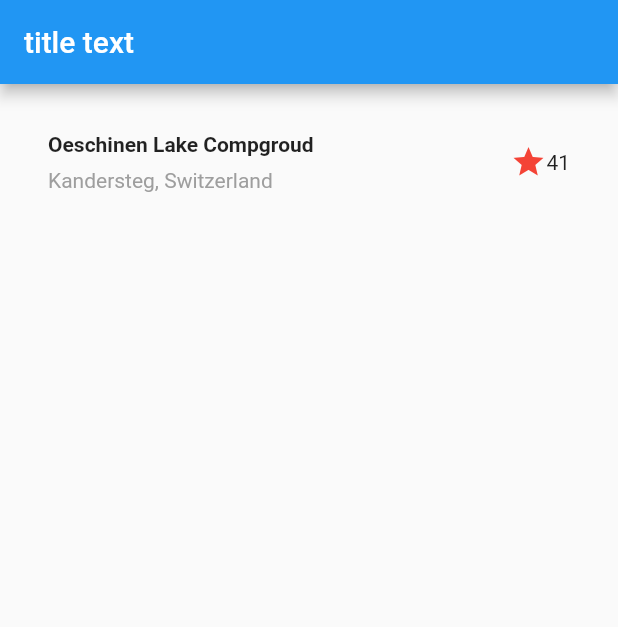
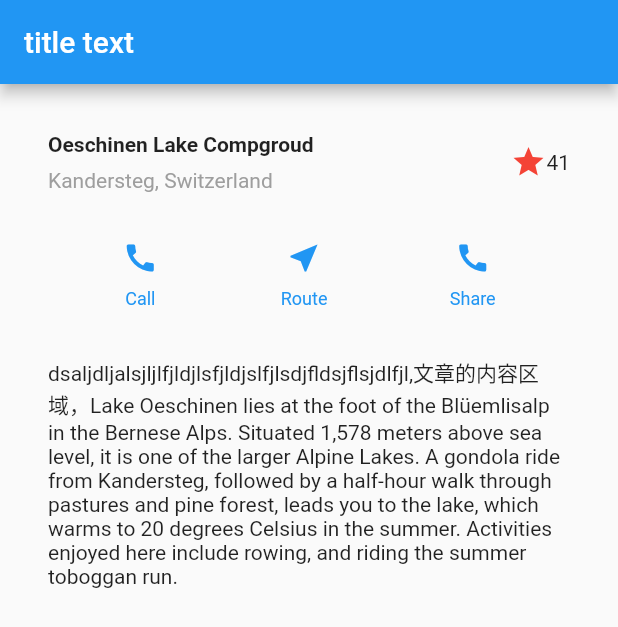
Before and after one commit to lynn8570/flutter_hello, a Flutter app: the screen it shows after launch, on a phone screen of 412 x 824 dp. Shown: the top 627 px of the screen. Run offline on Flutter 3.47's test engine with Material 2 defaults, Android fonts, the light colour scheme and no system bars.

Commit message:
添加按钮和内容区域

```diff
--- a/lib/main.dart
+++ b/lib/main.dart
@@ -42,6 +42,35 @@
   // This widget is the root of your application.
   @override
   Widget build(BuildContext context) {
+    Color color = Theme
+        .of(context)
+        .primaryColor;
+
+    Widget buttonSection = Container(
+      child: Row(
+        mainAxisAlignment: MainAxisAlignment.spaceEvenly,
+        children: <Widget>[
+          _buildButtonColumn(color, Icons.call, 'Call'),
+          _buildButtonColumn(color, Icons.near_me, 'Route'),
+          _buildButtonColumn(color, Icons.call, 'Share'),
+        ],
+      ),
+    );
+
+
+    Widget textSection = Container(padding: const EdgeInsets.all(32),
+      child: Text(
+        'dsaljdljalsjljlfjldjlsfjldjslfjlsdjfldsjflsjdlfjl,文章的内容区域，'
+            'Lake Oeschinen lies at the foot of the Blüemlisalp in the Bernese '
+            'Alps. Situated 1,578 meters above sea level, it is one of the '
+            'larger Alpine Lakes. A gondola ride from Kandersteg, followed by a '
+            'half-hour walk through pastures and pine forest, leads you to the '
+            'lake, which warms to 20 degrees Celsius in the summer. Activities '
+            'enjoyed here include rowing, and riding the summer toboggan run.',
+        softWrap: true,
+      ),
+    );
+
     return MaterialApp(
 //      debugShowMaterialGrid: true,
 
@@ -53,9 +82,36 @@
         body: Column(
           children: <Widget>[
             titleSection,
+            buttonSection,
+            textSection,
           ],
         ),
       ),
     );
   }
+
+  Column _buildButtonColumn(Color color, IconData icon, String label) {
+    //上面是ICON,下面是text 的一个column
+    return Column(
+      mainAxisSize: MainAxisSize.min,
+      mainAxisAlignment: MainAxisAlignment.center,
+      children: <Widget>[
+        Icon(
+          icon,
+          color: color,
+        ),
+        Container(
+          margin: const EdgeInsets.only(top: 8),
+          child: Text(
+            label,
+            style: TextStyle(
+                fontSize: 12,
+                fontWeight: FontWeight.w400,
+                color: color
+            ),
+          ),
+        )
+      ],
+    );
+  }
 }
```
